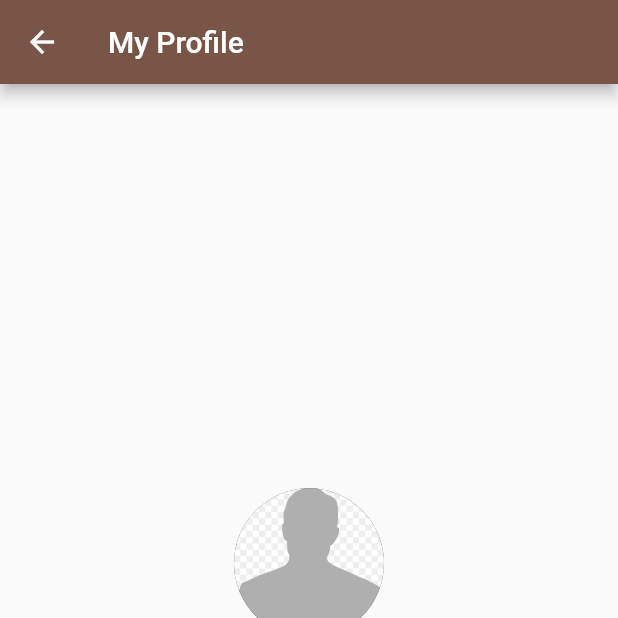
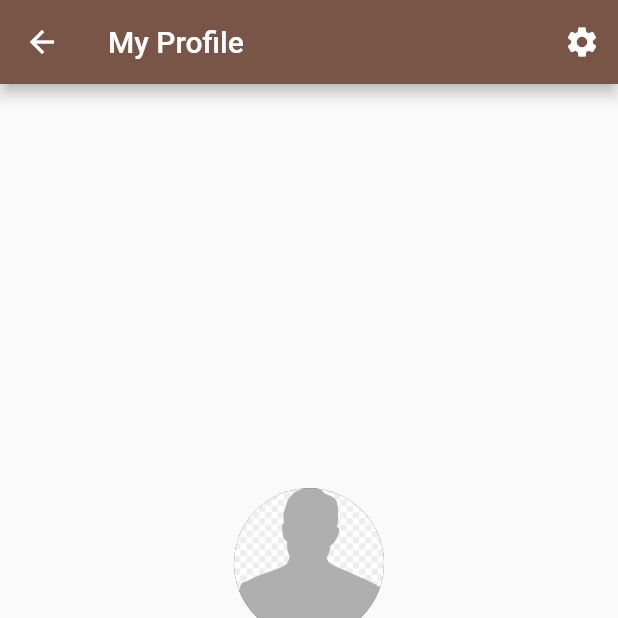
Before and after one commit to joas47/Bark_Buddy, a Flutter app: the ProfilePage screen opened by its route, on a phone screen of 412 x 824 dp, the top half of it. Run offline on Flutter 3.47's test engine with Material 2 defaults, Android fonts, the phone set to English and light mode, and no system bars.

Commit message:
Added a settings button on the profile page
removed the back button from the Login page after logging out from the settings page

```diff
--- a/lib/main2.dart
+++ b/lib/main2.dart
@@ -72,10 +72,10 @@ class LoginPage extends StatelessWidget {
     return Scaffold(
       appBar: AppBar(
         title: Text('Login'),
+        automaticallyImplyLeading: false,
       ),
       body: Center(
-        child:
-        Container(
+          child: Container(
         padding: EdgeInsets.all(16.0),
         child: Column(
           mainAxisAlignment: MainAxisAlignment.center,
@@ -122,9 +122,7 @@ class LoginPage extends StatelessWidget {
             ),
           ],
         ),
-        )
-
-      ),
+      )),
     );
   }
 }
@@ -341,6 +339,16 @@ class ProfilePage extends StatelessWidget {
     return Scaffold(
       appBar: AppBar(
         title: Text('My Profile'),
+        actions: [
+          IconButton(
+            icon: Icon(Icons.settings),
+            onPressed: () {
+              // TODO: Implement settings functionality.
+              // goto settings page
+              Navigator.pushNamed(context, '/settings');
+            },
+          ),
+        ],
       ),
       body: Center(
         child: Column(
```
Lines whose indentation alone changed are shown as unchanged.
